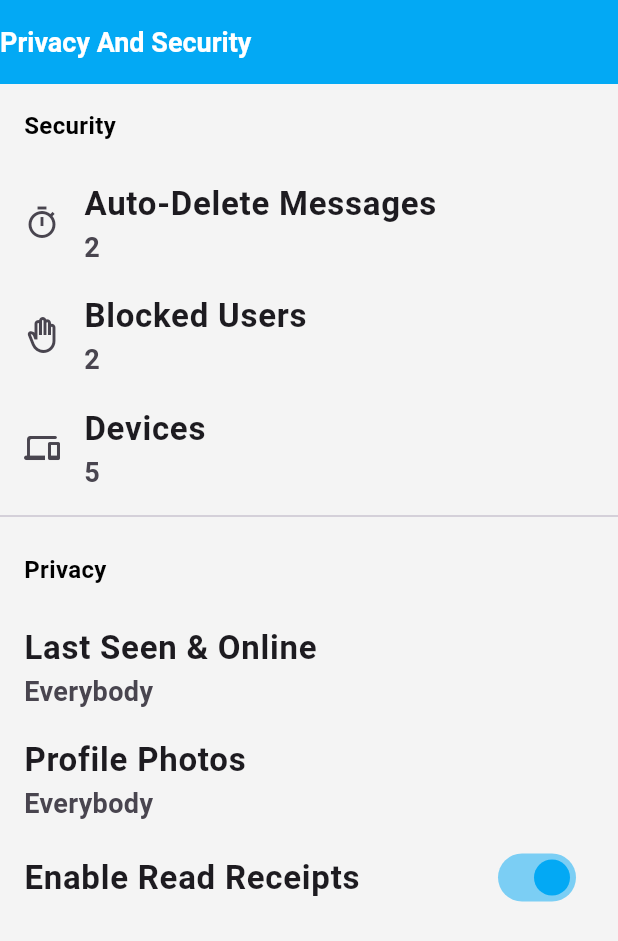
After one commit to Mazrof/cross, a Flutter app: the SettingsScreen screen opened by its route, after a tap on "Bio", after a tap on the "check" icon, after a tap on "Privacy and Security", on a phone screen of 412 x 824 dp. The commit adds this screen. Shown: the top 941 px of the screen. Run offline on Flutter 3.47's test engine with Material 3 defaults, Android fonts, the phone set to English and light mode, and no system bars; our stand-ins replace bloc, connectivity_plus, dartz, device_preview, dio, equatable and 9 more; missing offline and left inert: flutter_gcaptcha_v3; accounts and stored records are empty.

Commit message:
Settings-screens(still need editing)

```diff
--- a/lib/core/routes/app_router.dart
+++ b/lib/core/routes/app_router.dart
@@ -9,8 +9,16 @@ import 'package:telegram/feature/auth/signup/presentation/controller/signup_cubi
 import 'package:telegram/feature/auth/signup/presentation/screen/signup_screen.dart';
 import 'package:telegram/feature/auth/signup/presentation/screen/success_screen.dart';
 import 'package:telegram/feature/auth/verfiy_mail/presentation/screen/verify_mail.dart';
+import 'package:telegram/feature/settings/Presentation/Screen/autodelete_messages.dart';
+import 'package:telegram/feature/settings/Presentation/Screen/blocked_users.dart';
+import 'package:telegram/feature/settings/Presentation/Screen/edit_profile.dart';
+import 'package:telegram/feature/settings/Presentation/Screen/lastseen_online.dart';
+import 'package:telegram/feature/settings/Presentation/Screen/privacy_security.dart';
+import 'package:telegram/feature/settings/Presentation/Screen/profile_photo_security.dart';
+import 'package:telegram/feature/settings/Presentation/Widget/radio_tile.dart';
 import 'package:telegram/feature/splash_screen/presentation/controller/splash_cubit.dart';
 import 'package:telegram/feature/splash_screen/presentation/screen/splash_screen.dart';
+import 'package:telegram/feature/settings/Presentation/Screen/settings.dart';
 
 class AppRouter {
   static const String kLogin = '/login';
@@ -21,16 +29,22 @@ class AppRouter {
   static const String kSuccess = '/success';
   static const String konboarding = '/onboarding';
   static const String kverifyMail = '/verify_mail';
-
+  static const String ksettings = '/settings';
+  static const String kprivacyAndSecurity = 'privacy_security';
+  static const String kblockedUsers = 'blocked_users';
+  static const String kprofilePhotoSecurity = 'profile_photo_security';
+  static const String keditProfile = 'edit_profile';
+  static const String klastSeenOnline = 'last_seen_online';
+  static const String kautoDeleteMessages = 'auto_delete_messages';
 
   static String buildRoute({required String base, required String route}) {
     return "$base/$route";
   }
 }
 
-final route = GoRouter(initialLocation: AppRouter.konboarding,
-routes: [
-  GoRoute(path: AppRouter.konboarding,
+final route = GoRouter(initialLocation: AppRouter.konboarding, routes: [
+  GoRoute(
+    path: AppRouter.konboarding,
     builder: (context, state) {
       return BlocProvider<OnBordingCubit>(
         create: (context) => sl<OnBordingCubit>(),
@@ -38,21 +52,20 @@ routes: [
       );
     },
   ),
-   GoRoute(path: AppRouter.kSPlash,
-        builder: (context, state) {
-          return BlocProvider<SplashCubit>.value(
-            value:sl<SplashCubit>()..checkAuthentication(),
-            child: const SplashScreen()
-          );
-        }
-    ),
+  GoRoute(
+      path: AppRouter.kSPlash,
+      builder: (context, state) {
+        return BlocProvider<SplashCubit>.value(
+            value: sl<SplashCubit>()..checkAuthentication(),
+            child: const SplashScreen());
+      }),
   GoRoute(
     path: AppRouter.kLogin,
     builder: (context, state) {
-       return BlocProvider.value(
-            value: sl<LoginCubit>(),
-            child:  LoginScreen(),
-          );
+      return BlocProvider.value(
+        value: sl<LoginCubit>(),
+        child: LoginScreen(),
+      );
     },
   ),
   GoRoute(
@@ -66,16 +79,65 @@ routes: [
   ),
   GoRoute(
     path: AppRouter.kSuccess,
-    builder: (context, state) =>  SuccessScreen(title: 'You Successfully Registered', subtitle: 'tap on continue to go to login in', onButtonPressed: () { },),
+    builder: (context, state) => SuccessScreen(
+      title: 'You Successfully Registered',
+      subtitle: 'tap on continue to go to login in',
+      onButtonPressed: () {},
+    ),
   ),
-  GoRoute(path: AppRouter.kverifyMail,
+  GoRoute(
+    path: AppRouter.kverifyMail,
     builder: (context, state) {
       return VerifyMailScreen(
-        email:'mariam@gmail.com',
+        email: 'mariam@gmail.com',
       );
     },
   ),
-
-
-
+  GoRoute(
+    path: AppRouter.ksettings,
+    builder: (context, state) {
+      return SettingsScreen(
+          screenName: "Ahmed",
+          userName: "user",
+          phoneNumber: '1234',
+          bio: "Hello");
+    },
+  ),
+  GoRoute(
+    path: AppRouter.kprivacyAndSecurity,
+    builder: (context, state) {
+      return PrivacySecurityScreen(readReceiptStatus: true);
+    },
+  ),
+  GoRoute(
+    path: AppRouter.kautoDeleteMessages,
+    builder: (context, state) {
+      return AutodelMessages(selectedTimer: AutoDelOption.oneDay);
+    },
+  ),
+  GoRoute(
+    path: AppRouter.keditProfile,
+    builder: (context, state) {
+      return EditProfileScreen();
+    },
+  ),
+  GoRoute(
+    path: AppRouter.klastSeenOnline,
+    builder: (context, state) {
+      return LastseenOnlineScreen(selectedOption: PrivacyOption.everybody);
+    },
+  ),
+  GoRoute(
+    path: AppRouter.kblockedUsers,
+    builder: (context, state) {
+      return BlockedUsersScreen();
+    },
+  ),
+  GoRoute(
+    path: AppRouter.kprofilePhotoSecurity,
+    builder: (context, state) {
+      return ProfilePhotoSecurityScreen(
+          selectedOption: PrivacyOption.myContacts);
+    },
+  )
 ]);
--- a/lib/core/utililes/app_strings/app_strings.dart
+++ b/lib/core/utililes/app_strings/app_strings.dart
@@ -73,13 +73,26 @@ class AppStrings {
   static const String skip = 'skip';
   static const String start = 'start';
 
-
   //verify mail
   static const String checkYourEmail = 'Check your mail';
-  static const String weSentYouAnEmail = 'Please Enter code we sent you on your email';
+  static const String weSentYouAnEmail =
+      'Please Enter code we sent you on your email';
   static const String verify = 'Verify';
   static const String resendCode = 'Resend';
 
-
-
+  //settings
+  static const String privacyAndSecurity = "Privacy And Security";
+  static const String security = "Security";
+  static const String autoDelMessages = "Auto-Delete Messages";
+  static const String blockedUsers = "Blocked Users";
+  static const String devices = "Devices";
+  static const String privacy = "Privacy";
+  static const String lastSeenOnline = "Last Seen & Online";
+  static const String profilePhotos = "Profile Photos";
+  static const String everybody = "Everybody";
+  static const String myContacts = "My Contacts";
+  static const String nobody = "Nobody";
+  static const String lastSeenTitle = "Who can see my last seen time?";
+  static const String profilePhotosTitle = "Who can see my profile photos?";
+  static const String enableReadReceipts = "Enable Read Receipts";
 }
--- /dev/null
+++ b/lib/feature/settings/Presentation/Screen/edit_profile.dart
@@ -0,0 +1,56 @@
+import 'package:flutter/material.dart';
+import 'package:go_router/go_router.dart';
+import 'package:telegram/core/routes/app_router.dart';
+
+class EditProfileScreen extends StatelessWidget {
+  @override
+  Widget build(BuildContext context) {
+    return Scaffold(
+      appBar: AppBar(
+        title: Text('Profile Info'),
+        actions: [
+          IconButton(
+            icon: Icon(Icons.check),
+            onPressed: () {
+              context.go(AppRouter.ksettings);
+            },
+          ),
+        ],
+      ),
+      body: Padding(
+        padding: const EdgeInsets.all(16.0),
+        child: Column(
+          crossAxisAlignment: CrossAxisAlignment.start,
+          children: [
+            Text('Your name',
+                style: TextStyle(fontSize: 16, fontWeight: FontWeight.bold)),
+            SizedBox(height: 8),
+            TextField(
+              decoration: InputDecoration(
+                border: OutlineInputBorder(),
+                hintText: 'Enter your name',
+              ),
+            ),
+            SizedBox(height: 16),
+            Text('Your bio',
+                style: TextStyle(fontSize: 16, fontWeight: FontWeight.bold)),
+            SizedBox(height: 8),
+            TextField(
+              maxLength: 70,
+              maxLines: 2,
+              decoration: InputDecoration(
+                border: OutlineInputBorder(),
+                hintText: 'Write about yourself...',
+              ),
+            ),
+            SizedBox(height: 8),
+            Text(
+              'You can add a few lines about yourself. Choose who can see your bio in Settings.',
+              style: TextStyle(color: Colors.grey),
+            ),
+          ],
+        ),
+      ),
+    );
+  }
+}
--- /dev/null
+++ b/lib/feature/settings/Presentation/Screen/privacy_security.dart
@@ -0,0 +1,85 @@
+import 'package:flutter/material.dart';
+import 'package:go_router/go_router.dart';
+import 'package:telegram/core/routes/app_router.dart';
+
+class PrivacySecurityScreen extends StatelessWidget {
+  final bool readReceiptStatus;
+  const PrivacySecurityScreen({super.key, required this.readReceiptStatus});
+
+  @override
+  Widget build(BuildContext context) {
+    return Scaffold(
+      appBar: AppBar(
+        backgroundColor: Colors.lightBlue,
+        title: Text("Privacy And Security"),
+      ),
+      body: ListView(
+        children: [
+          Padding(
+            padding: const EdgeInsets.all(16.0),
+            child: Text(
+              'Security',
+              style: TextStyle(
+                fontWeight: FontWeight.bold,
+                fontSize: 16.0,
+              ),
+            ),
+          ),
+          ListTile(
+            leading: Icon(Icons.timer_outlined),
+            title: Text('Auto-Delete Messages'),
+            subtitle: Text('2'),
+            onTap: () {
+              context.go(AppRouter.kautoDeleteMessages);
+            },
+          ),
+          ListTile(
+            leading: Icon(Icons.back_hand_outlined),
+            title: Text('Blocked Users'),
+            subtitle: Text('2'),
+            onTap: () {
+              context.go(AppRouter.kblockedUsers);
+            },
+          ),
+          ListTile(
+            leading: Icon(Icons.devices_rounded),
+            title: Text('Devices'),
+            subtitle: Text('5'),
+            onTap: () {},
+          ),
+          Divider(),
+          Padding(
+            padding: const EdgeInsets.all(16.0),
+            child: Text(
+              'Privacy',
+              style: TextStyle(
+                fontWeight: FontWeight.bold,
+                fontSize: 16.0,
+              ),
+            ),
+          ),
+          ListTile(
+            title: Text('Last Seen & Online'),
+            subtitle: Text('Everybody'),
+            onTap: () {
+              context.go(AppRouter.klastSeenOnline);
+            },
+          ),
+          ListTile(
+            title: Text('Profile Photos'),
+            subtitle: Text('Everybody'),
+            onTap: () {
+              context.go(AppRouter.kprofilePhotoSecurity);
+            },
+          ),
+          SwitchListTile(
+            title: Text('Enable Read Receipts'),
+            activeColor: Colors.lightBlue,
+            value: readReceiptStatus,
+            onChanged: (bool newValue) {},
+          ),
+        ],
+      ),
+    );
+  }
+}
--- /dev/null
+++ b/lib/feature/settings/Presentation/Screen/settings.dart
@@ -0,0 +1,113 @@
+import 'package:flutter/material.dart';
+import 'package:go_router/go_router.dart';
+import 'package:telegram/core/routes/app_router.dart';
+
+// will edit UI
+class SettingsScreen extends StatelessWidget {
+  final String screenName;
+  final String userName;
+  final String phoneNumber;
+  final String bio;
+
+  const SettingsScreen(
+      {super.key,
+      required this.screenName,
+      required this.userName,
+      required this.phoneNumber,
+      required this.bio});
+
+  @override
+  Widget build(BuildContext context) {
+    return Scaffold(
+      body: CustomScrollView(
+        slivers: [
+          SliverAppBar(
+            expandedHeight: 300.0,
+            floating: false,
+            pinned: true,
+            actions: [
+              PopupMenuButton<String>(
+                onSelected: (value) {
+                  if (value == 'change_picture') {
+                  } else if (value == 'edit_profile') {
+                    context.go(AppRouter.keditProfile);
+                  }
+                },
+                itemBuilder: (BuildContext context) {
+                  return [
+                    PopupMenuItem<String>(
+                      value: 'change_picture',
+                      child: Text('Change Profile Picture'),
+                    ),
+                    PopupMenuItem<String>(
+                      value: 'edit_profile',
+                      child: Text('Edit info'),
+                    )
+                  ];
+                },
+              ),
+            ],
+            flexibleSpace: FlexibleSpaceBar(
+              title: Text(screenName),
+              background: Stack(
+                children: [
+                  Positioned.fill(
+                    child: Image.asset(
+                      'assets/images/chat_background.png',
+                      fit: BoxFit.cover,
+                    ),
+                  ),
+                  Positioned(
+                    bottom: 10,
+                    left: 10,
+                    child: GestureDetector(
+                      onTap: () {},
+                      child: CircleAvatar(
+                        backgroundColor: Colors.white,
+                        child: Icon(Icons.camera_alt, color: Colors.black),
+                      ),
+                    ),
+                  ),
+                ],
+              ),
+            ),
+          ),
+          SliverList(
+            delegate: SliverChildListDelegate(
+              [
+                ListTile(
+                  title: Text('Phone Number'),
+                  subtitle: Text(phoneNumber),
+                  onTap: () {},
+                ),
+                ListTile(
+                  title: Text('Username'),
+                  subtitle: Text(userName),
+                  onTap: () {},
+                ),
+                ListTile(
+                  title: Text('Bio'),
+                  subtitle: Text(bio),
+                  onTap: () {
+                    context.go(AppRouter.keditProfile);
+                  },
+                ),
+                Divider(),
+                ListTile(
+                  title: Text('Privacy and Security'),
+                  onTap: () {
+                    context.go(AppRouter.kprivacyAndSecurity);
+                  },
+                ),
+                ListTile(
+                  title: Text('Devices'),
+                  onTap: () {},
+                ),
+              ],
+            ),
+          ),
+        ],
+      ),
+    );
+  }
+}
```
Also changed, not shown: lib/feature/settings/Presentation/Screen/autodelete_messages.dart (added, +66 -0 lines), lib/feature/settings/Presentation/Screen/blocked_users.dart (added, +34 -0 lines), lib/feature/settings/Presentation/Screen/lastseen_online.dart (added, +44 -0 lines), lib/feature/settings/Presentation/Screen/profile_photo_security.dart (added, +44 -0 lines), lib/feature/settings/Presentation/Widget/radio_tile.dart (added, +49 -0 lines).
